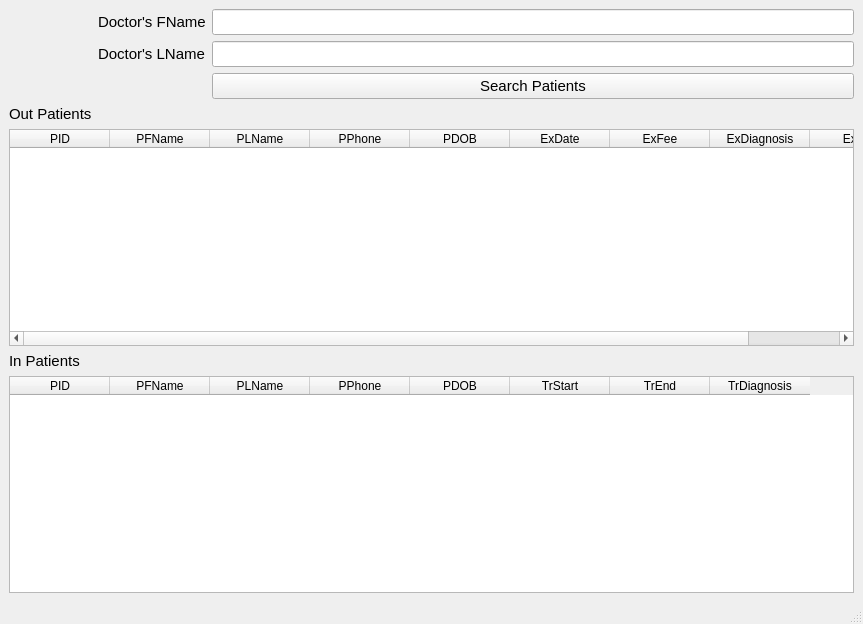
Above: list.ui from anthonyhungnguyen/redesigned-engine before the change. Below: the same form after it.
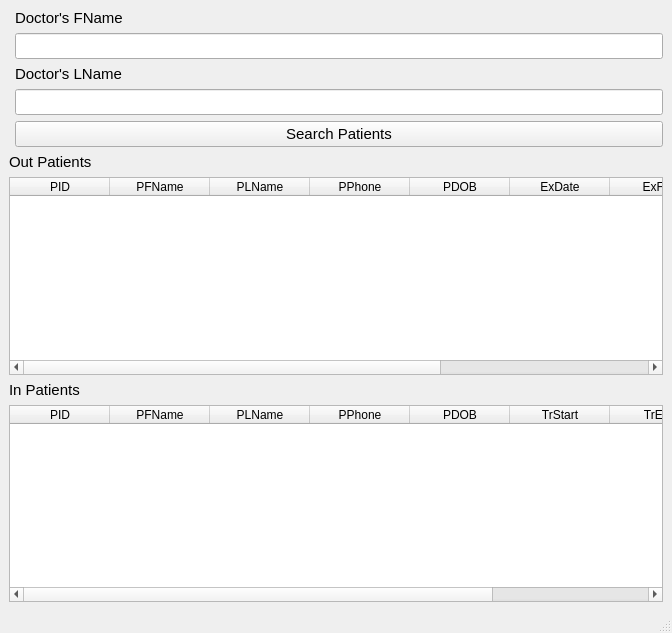
That is the form after the change.

```diff
--- a/list.ui
+++ b/list.ui
@@ -6,54 +6,28 @@
    <rect>
     <x>0</x>
     <y>0</y>
-    <width>863</width>
-    <height>624</height>
+    <width>672</width>
+    <height>633</height>
    </rect>
   </property>
   <property name="windowTitle">
    <string>List</string>
   </property>
   <widget class="QWidget" name="centralwidget">
-   <layout class="QGridLayout" name="gridLayout">
-    <item row="0" column="1">
+   <layout class="QVBoxLayout" name="verticalLayout">
+    <item>
      <layout class="QFormLayout" name="formLayout">
-      <item row="0" column="0">
-       <widget class="QLabel" name="doctorSFNameLabel">
-        <property name="font">
-         <font>
-          <family>Segoe UI</family>
-          <pointsize>11</pointsize>
-         </font>
-        </property>
-        <property name="text">
-         <string>Doctor's FName</string>
-        </property>
-       </widget>
-      </item>
-      <item row="0" column="1">
-       <widget class="QLineEdit" name="doctorSFNameLineEdit">
-        <property name="font">
-         <font>
-          <family>Segoe UI</family>
-          <pointsize>11</pointsize>
-         </font>
-        </property>
-       </widget>
-      </item>
-      <item row="1" column="0">
-       <widget class="QLabel" name="doctorSLNameLabel">
-        <property name="font">
-         <font>
-          <family>Segoe UI</family>
-          <pointsize>11</pointsize>
-         </font>
-        </property>
-        <property name="text">
-         <string>Doctor's LName</string>
-        </property>
-       </widget>
-      </item>
       <item row="1" column="1">
+       <widget class="QLineEdit" name="doctorSFNameLineEdit">
+        <property name="font">
+         <font>
+          <family>Segoe UI</family>
+          <pointsize>11</pointsize>
+         </font>
+        </property>
+       </widget>
+      </item>
+      <item row="3" column="1">
        <widget class="QLineEdit" name="doctorSLNameLineEdit">
         <property name="font">
          <font>
@@ -63,7 +37,7 @@
         </property>
        </widget>
       </item>
-      <item row="2" column="1">
+      <item row="4" column="1">
        <widget class="QPushButton" name="pushButtonSearchPatients">
         <property name="font">
          <font>
@@ -76,9 +50,35 @@
         </property>
        </widget>
       </item>
+      <item row="2" column="1">
+       <widget class="QLabel" name="doctorSLNameLabel">
+        <property name="font">
+         <font>
+          <family>Segoe UI</family>
+          <pointsize>11</pointsize>
+         </font>
+        </property>
+        <property name="text">
+         <string>Doctor's LName</string>
+        </property>
+       </widget>
+      </item>
+      <item row="0" column="1">
+       <widget class="QLabel" name="doctorSFNameLabel">
+        <property name="font">
+         <font>
+          <family>Segoe UI</family>
+          <pointsize>11</pointsize>
+         </font>
+        </property>
+        <property name="text">
+         <string>Doctor's FName</string>
+        </property>
+       </widget>
+      </item>
      </layout>
     </item>
-    <item row="1" column="0">
+    <item>
      <widget class="QLabel" name="label">
       <property name="font">
        <font>
@@ -91,7 +91,7 @@
       </property>
      </widget>
     </item>
-    <item row="2" column="0" colspan="2">
+    <item>
      <widget class="QTableWidget" name="tableWidget">
       <column>
        <property name="text">
@@ -140,7 +140,7 @@
       </column>
      </widget>
     </item>
-    <item row="3" column="0">
+    <item>
      <widget class="QLabel" name="label_2">
       <property name="font">
        <font>
@@ -153,7 +153,7 @@
       </property>
      </widget>
     </item>
-    <item row="4" column="0" colspan="2">
+    <item>
      <widget class="QTableWidget" name="tableWidget_2">
       <column>
        <property name="text">
```
Left out of the diff: 2 changed lines with no effect on the pictures.
